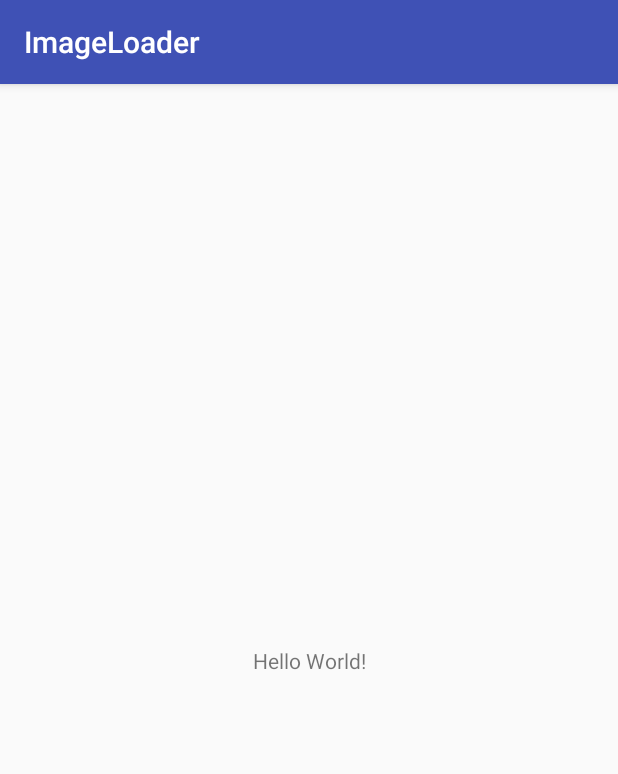
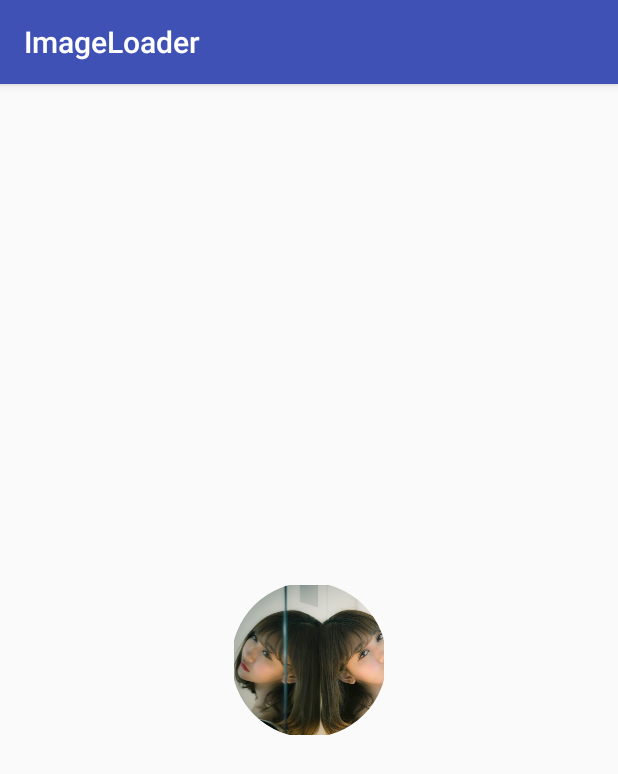
Before and after one commit to liangxiaotao/ImageLoader, an Android app: the screen it shows after launch (HomeActivity), on a phone screen of 412 x 824 dp. Shown: the top 774 px of the screen. Run offline under Robolectric (Android 15) with nearby library versions, the phone set to English and light mode, and no system bars; our stand-ins replace CircleImageView.

Commit message:
添加自定义加载圆形的图片

```diff
--- /dev/null
+++ b/app/src/main/java/com/taotao7/imageloader/CircleImageView.java
@@ -0,0 +1,76 @@
+package com.taotao7.imageloader;
+
+import android.content.Context;
+import android.graphics.Bitmap;
+import android.graphics.BitmapShader;
+import android.graphics.Canvas;
+import android.graphics.Matrix;
+import android.graphics.Paint;
+import android.graphics.Shader;
+import android.graphics.drawable.BitmapDrawable;
+import android.support.annotation.Nullable;
+import android.util.AttributeSet;
+
+/**
+ * 一个简洁和高效的圆形图片
+ */
+
+public class CircleImageView extends android.support.v7.widget.AppCompatImageView{
+
+    //用户设置的图片
+    private Bitmap mBitmap;
+    private Paint mPaint;
+    private float width;
+    private float height;
+    private float radius;
+    private Matrix matrix;
+
+
+    public CircleImageView(Context context) {
+        this(context,null);
+    }
+
+    public CircleImageView(Context context, @Nullable AttributeSet attrs) {
+        this(context, attrs,0);
+    }
+
+    public CircleImageView(Context context, @Nullable AttributeSet attrs, int defStyleAttr) {
+        super(context, attrs, defStyleAttr);
+        initData();
+    }
+
+    private void initData() {
+        mPaint = new Paint();
+        //设置抗锯齿
+        mPaint.setAntiAlias(true);
+        //初始化缩放矩阵
+        matrix = new Matrix();
+
+    }
+
+    @Override
+    protected void onMeasure(int widthMeasureSpec, int heightMeasureSpec) {
+        super.onMeasure(widthMeasureSpec, heightMeasureSpec);
+        width = getMeasuredWidth();
+        height = getMeasuredHeight();
+        radius = Math.min(width,height)/2;
+    }
+
+    @Override
+    protected void onDraw(Canvas canvas) {
+//        super.onDraw(canvas);
+        mPaint.setStyle(Paint.Style.FILL_AND_STROKE);
+        mPaint.setStrokeWidth(5);
+        mPaint.setShader(initBitmapShader());
+        canvas.drawCircle(width/2,height/2,radius,mPaint);
+    }
+
+    private Shader initBitmapShader() {
+        mBitmap = ((BitmapDrawable)getDrawable()).getBitmap();
+        BitmapShader bitmapShader = new BitmapShader(mBitmap, Shader.TileMode.CLAMP, Shader.TileMode.CLAMP);
+        float scale = Math.max(width/mBitmap.getWidth(),height/mBitmap.getHeight());
+        matrix.setScale(scale,scale);
+        bitmapShader.setLocalMatrix(matrix);
+        return bitmapShader;
+    }
+}
--- a/app/src/main/res/layout/activity_home.xml
+++ b/app/src/main/res/layout/activity_home.xml
@@ -6,10 +6,11 @@
     android:layout_height="match_parent"
     tools:context=".HomeActivity">
 
-    <TextView
-        android:layout_width="wrap_content"
-        android:layout_height="wrap_content"
-        android:text="Hello World!"
+    <com.taotao7.imageloader.CircleImageView
+        android:layout_width="100dp"
+        android:layout_height="100dp"
+        android:src="@drawable/image002"
+        android:scaleType="centerCrop"
         app:layout_constraintBottom_toBottomOf="parent"
         app:layout_constraintLeft_toLeftOf="parent"
         app:layout_constraintRight_toRightOf="parent"
--- /dev/null
+++ b/app/src/main/res/values/attr.xml
@@ -0,0 +1,9 @@
+<?xml version="1.0" encoding="utf-8"?>
+<resources>
+    <declare-styleable name="CircleImage">
+        <attr name="civ_border_width" format="dimension"/>
+        <attr name="civ_border_color" format="color"/>
+        <attr name="civ_border_overlay" format="boolean"/>
+        <attr name="civ_fill_color" format="color"/>
+    </declare-styleable>
+</resources>
```
Also changed, not shown: app/src/main/res/drawable-xxhdpi/image001.jpg (added), app/src/main/res/drawable-xxhdpi/image002.jpg (added).
